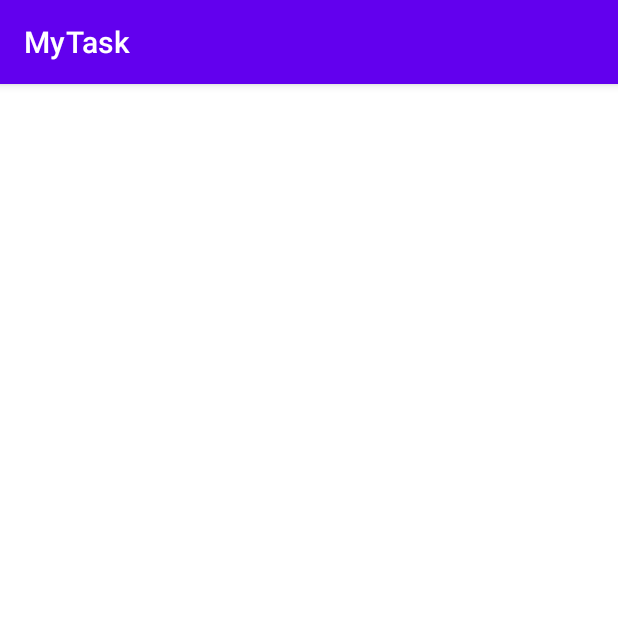
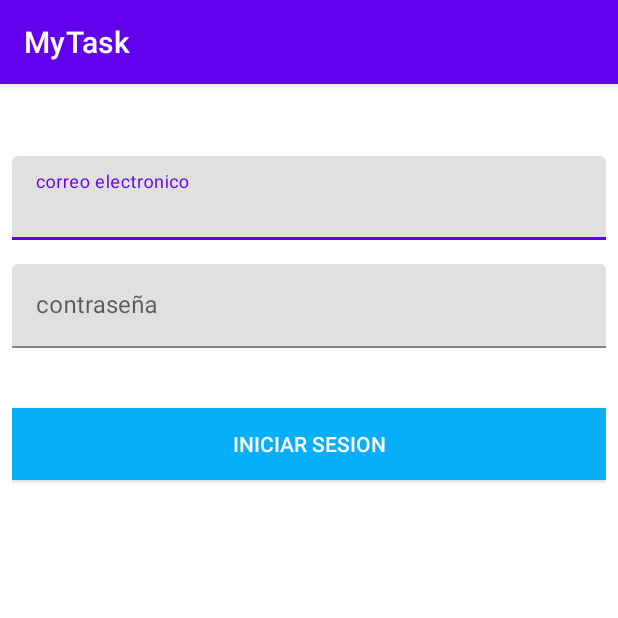
Before and after one commit to sniperwolf2315/Nivelacion_movil_utp, an Android app: the screen it shows after launch (LoginActivity before the commit, ActivityLogin after it), on a phone screen of 412 x 824 dp, the top half of it. Run offline under Robolectric (Android 15) with nearby library versions, the phone set to English and light mode, and no system bars.

Commit message:
layout login creado

```diff
--- a/app/src/main/AndroidManifest.xml
+++ b/app/src/main/AndroidManifest.xml
@@ -15,19 +15,18 @@
         android:supportsRtl="true"
         android:theme="@style/Theme.MyTask">
         <activity
-            android:name=".view.LoginActivity"
-            android:exported="true">
+            android:name=".view.ActivityLogin"
+            android:exported="true" >
             <intent-filter>
                 <action android:name="android.intent.action.MAIN" />
 
                 <category android:name="android.intent.category.LAUNCHER" />
             </intent-filter>
         </activity>
+
         <activity
             android:name=".view.MainActivity"
-            android:exported="true">
-
-        </activity>
+            android:exported="true" />
     </application>
 
 </manifest>
--- a/app/src/main/java/com/carlosvillalobos/omegasistemas/nivelacion_movil_utp/view/LoginActivity.java
+++ b/app/src/main/java/com/carlosvillalobos/omegasistemas/nivelacion_movil_utp/view/ActivityLogin.java
@@ -6,7 +6,7 @@ import android.os.Bundle;
 
 import com.carlosvillalobos.omegasistemas.nivelacion_movil_utp.R;
 
-public class LoginActivity extends AppCompatActivity {
+public class ActivityLogin extends AppCompatActivity {
 
     @Override
     protected void onCreate(Bundle savedInstanceState) {
--- a/app/src/main/res/layout/activity_login.xml
+++ b/app/src/main/res/layout/activity_login.xml
@@ -1,9 +1,65 @@
 <?xml version="1.0" encoding="utf-8"?>
-<androidx.constraintlayout.widget.ConstraintLayout xmlns:android="http://schemas.android.com/apk/res/android"
-    xmlns:app="http://schemas.android.com/apk/res-auto"
+<LinearLayout xmlns:app="http://schemas.android.com/apk/res-auto"
     xmlns:tools="http://schemas.android.com/tools"
+    xmlns:android="http://schemas.android.com/apk/res/android"
     android:layout_width="match_parent"
     android:layout_height="match_parent"
-    tools:context=".view.LoginActivity">
+    android:orientation="vertical"
+    android:padding="8dp"
+    tools:context=".view.ActivityLogin">
 
-</androidx.constraintlayout.widget.ConstraintLayout>
+    <ImageView
+        android:id="@+id/iv_login"
+        android:layout_width="match_parent"
+        android:layout_height="wrap_content"
+        android:layout_marginTop="@dimen/til_margintop"
+        android:layout_marginBottom="@dimen/til_marginbottom"
+        android:contentDescription="@string/logo_description"
+        app:layout_constraintEnd_toEndOf="parent"
+        app:layout_constraintHorizontal_bias="0.498"
+        app:layout_constraintStart_toStartOf="parent"
+        app:layout_constraintTop_toTopOf="parent"
+        tools:srcCompat="@tools:sample/avatars" />
+
+
+    <com.google.android.material.textfield.TextInputLayout
+        android:id="@+id/til_correo"
+        android:hint="@string/email"
+        android:layout_width="match_parent"
+        android:layout_height="wrap_content"
+        android:layout_marginBottom="@dimen/til_margintop"
+        >
+
+        <com.google.android.material.textfield.TextInputEditText
+            android:id="@+id/et_correo"
+            android:layout_width="match_parent"
+            android:layout_height="wrap_content"
+            android:inputType="textEmailAddress"/>
+    </com.google.android.material.textfield.TextInputLayout>
+
+
+    <com.google.android.material.textfield.TextInputLayout
+        android:id="@+id/til_password"
+        android:hint="@string/password"
+        android:layout_width="match_parent"
+        android:layout_height="wrap_content"
+        android:layout_marginBottom="@dimen/til_margintop"
+        >
+
+        <com.google.android.material.textfield.TextInputEditText
+            android:id="@+id/et_password"
+            android:layout_width="match_parent"
+            android:layout_height="wrap_content"
+            android:inputType="textPassword"/>
+    </com.google.android.material.textfield.TextInputLayout>
+
+    <androidx.appcompat.widget.AppCompatButton
+        android:id="@+id/btn_iniciar"
+        android:layout_width="match_parent"
+        android:layout_height="wrap_content"
+        android:textColor="@color/white"
+        android:background="#07AEFA"
+        android:layout_marginTop="@dimen/til_marginbottom"
+        android:text="@string/iniciar_sesion"/>
+
+</LinearLayout>
--- a/app/src/main/res/values/dimens.xml
+++ b/app/src/main/res/values/dimens.xml
@@ -1,3 +1,8 @@
 <resources>
-        <dimen name="fab_margin">16dp</dimen>
+    <dimen name="fab_margin">16dp</dimen>
+    <dimen name="iv_height">449dp</dimen>
+    <dimen name="iv_width">250dp</dimen>
+    <dimen name="til_margintop">16dp</dimen>
+    <dimen name="til_marginbottom">24dp</dimen>
+
     </resources>
--- a/app/src/main/res/values/strings.xml
+++ b/app/src/main/res/values/strings.xml
@@ -10,4 +10,8 @@
 
     <string name="hello_first_fragment">Hello first fragment</string>
     <string name="hello_second_fragment">Hello second fragment. Arg: %1$s</string>
+    <string name="email">correo electronico</string>
+    <string name="password">contraseña</string>
+    <string name="iniciar_sesion">iniciar sesion</string>
+    <string name="logo_description">logo de la application</string>
 </resources>
```
